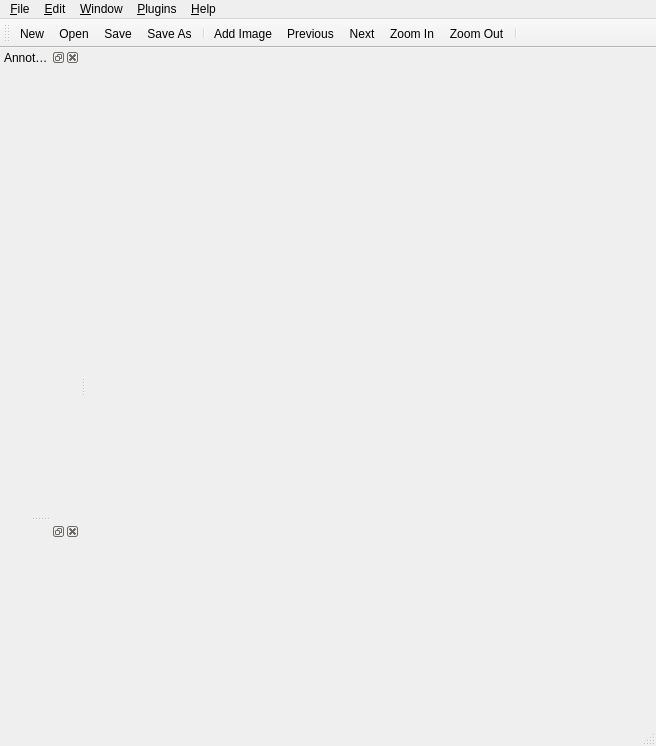
This is sloth/gui/labeltool.ui in cvhciKIT/sloth as Qt 5 draws it before an edit. The edited form follows.
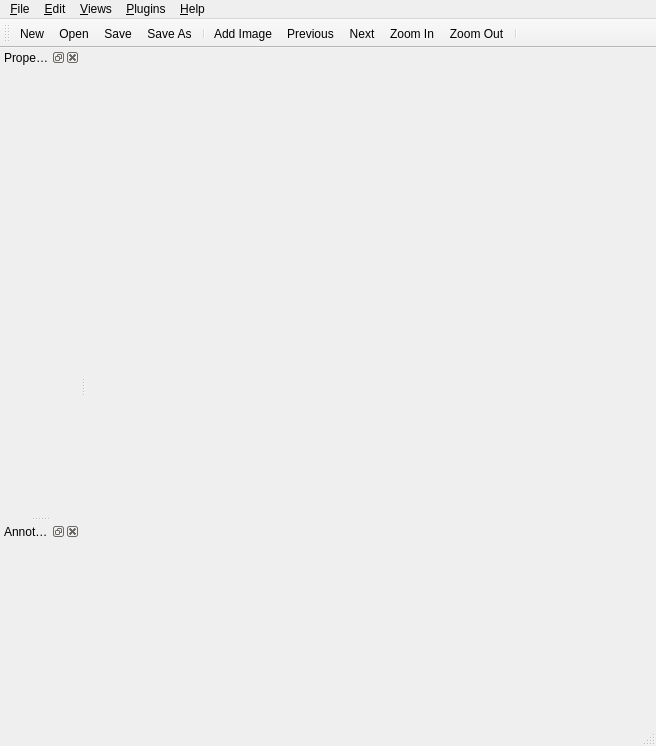
This is the edited form. Icons and pictures are not drawn.

Commit message: Fix Window/Views menu (fixes #48) - make dock widget lockable - add dock widget view action to menu - save dock lock state to settings

What changed in the file:
```diff
--- a/sloth/gui/labeltool.ui
+++ b/sloth/gui/labeltool.ui
@@ -40,9 +40,9 @@
     </property>
     <addaction name="action_Add_Image"/>
    </widget>
-   <widget class="QMenu" name="menu_Window">
+   <widget class="QMenu" name="menu_Views">
     <property name="title">
-     <string>&amp;Window</string>
+     <string>&amp;Views</string>
     </property>
    </widget>
    <widget class="QMenu" name="menu_Help">
@@ -58,7 +58,7 @@
    </widget>
    <addaction name="menuFile"/>
    <addaction name="menu_Edit"/>
-   <addaction name="menu_Window"/>
+   <addaction name="menu_Views"/>
    <addaction name="menuPlugins"/>
    <addaction name="menu_Help"/>
   </widget>
@@ -96,18 +96,21 @@
     </size>
    </property>
    <property name="windowTitle">
+    <string>Properties</string>
+   </property>
+   <attribute name="dockWidgetArea">
+    <number>1</number>
+   </attribute>
+   <widget class="QWidget" name="dockPropertiesContents"/>
+  </widget>
+  <widget class="QDockWidget" name="dockAnnotations">
+   <property name="windowTitle">
     <string>Annotations</string>
    </property>
    <attribute name="dockWidgetArea">
     <number>1</number>
    </attribute>
-   <widget class="QWidget" name="dockAnnotationButtonsWidgetContents"/>
-  </widget>
-  <widget class="QDockWidget" name="dockInformation">
-   <attribute name="dockWidgetArea">
-    <number>1</number>
-   </attribute>
-   <widget class="QWidget" name="dockInformationWidgetContents"/>
+   <widget class="QWidget" name="dockAnnotationsContents"/>
   </widget>
   <action name="actionOpen">
    <property name="icon">
```
Left out of the diff: 11 changed lines with no effect on the pictures. The commit also changes 1 other file.
